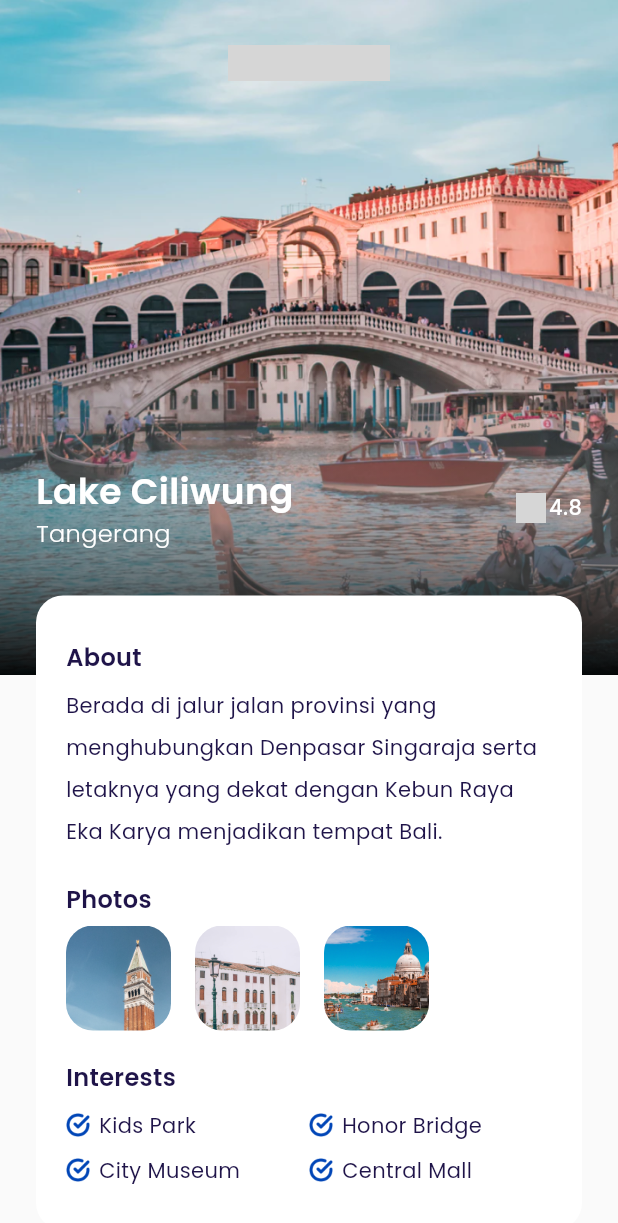
After one commit to taunur/airplane-app, a Flutter app: the MainPage screen opened by its route, after a tap on "4.8", on a phone screen of 412 x 824 dp. The commit adds this screen. Shown: the top 1223 px of the screen. Run offline on Flutter 3.47's test engine with Material 3 defaults, Android fonts, the phone set to English and light mode, and no system bars; our stand-ins replace google_fonts; grey boxes are pictures that could not be loaded.

Commit message:
update details

```diff
--- /dev/null
+++ b/lib/ui/pages/detail_page.dart
@@ -0,0 +1,265 @@
+import 'package:airplane_app/shared/theme.dart';
+import 'package:airplane_app/ui/widgets/custom_button_widget.dart';
+import 'package:airplane_app/ui/widgets/interest_item_widget.dart';
+import 'package:airplane_app/ui/widgets/photo_item_widget.dart';
+import 'package:flutter/material.dart';
+
+class DetailPage extends StatelessWidget {
+  const DetailPage({super.key});
+
+  @override
+  Widget build(BuildContext context) {
+    Widget backgroundImage() {
+      return Container(
+        width: double.infinity,
+        height: 450,
+        decoration: const BoxDecoration(
+          image: DecorationImage(
+            fit: BoxFit.cover,
+            image: AssetImage('assets/img_destination-1.png'),
+          ),
+        ),
+      );
+    }
+
+    Widget customShadow() {
+      return Container(
+        width: double.infinity,
+        height: 214,
+        margin: const EdgeInsets.only(top: 236),
+        decoration: BoxDecoration(
+          gradient: LinearGradient(
+            begin: Alignment.topCenter,
+            end: Alignment.bottomCenter,
+            colors: [
+              kWhiteColor.withOpacity(0),
+              Colors.black.withOpacity(0.95),
+            ],
+          ),
+        ),
+      );
+    }
+
+    Widget content() {
+      return Container(
+        width: double.infinity,
+        margin: EdgeInsets.symmetric(
+          horizontal: defaultMargin,
+        ),
+        child: Column(
+          children: [
+            /// NOTE: EMBLEM
+            Container(
+              width: 108,
+              height: 24,
+              margin: EdgeInsets.only(
+                top: 30,
+                left: defaultMargin,
+                right: defaultMargin,
+              ),
+              decoration: const BoxDecoration(
+                image: DecorationImage(
+                  image: AssetImage('assets/ic_emblem.png'),
+                ),
+              ),
+            ),
+
+            /// NOTE: TITLE
+            Container(
+              margin: const EdgeInsets.only(top: 256),
+              child: Row(
+                children: [
+                  Expanded(
+                    child: Column(
+                      crossAxisAlignment: CrossAxisAlignment.start,
+                      children: [
+                        Text(
+                          "Lake Ciliwung",
+                          style: whiteTextstyle.copyWith(
+                            fontWeight: semiBold,
+                            fontSize: 24,
+                          ),
+                          overflow: TextOverflow.ellipsis,
+                        ),
+                        Text(
+                          "Tangerang",
+                          style: whiteTextstyle.copyWith(
+                            fontWeight: light,
+                            fontSize: 16,
+                          ),
+                        ),
+                      ],
+                    ),
+                  ),
+                  Row(
+                    mainAxisAlignment: MainAxisAlignment.center,
+                    crossAxisAlignment: CrossAxisAlignment.start,
+                    children: [
+                      Container(
+                        margin: const EdgeInsets.only(left: 2, right: 2),
+                        width: 20,
+                        height: 20,
+                        decoration: const BoxDecoration(
+                          image: DecorationImage(
+                            image: AssetImage("assets/ic_star.png"),
+                          ),
+                        ),
+                      ),
+                      Text(
+                        "4.8",
+                        style: whiteTextstyle.copyWith(
+                          fontWeight: medium,
+                        ),
+                      ),
+                    ],
+                  ),
+                ],
+              ),
+            ),
+
+            /// NOTE: DESCRIPTION
+            Container(
+              width: double.infinity,
+              margin: const EdgeInsets.only(top: 30),
+              padding: const EdgeInsets.symmetric(vertical: 30, horizontal: 20),
+              decoration: BoxDecoration(
+                color: kWhiteColor,
+                borderRadius: BorderRadius.circular(18),
+              ),
+              child: Column(
+                crossAxisAlignment: CrossAxisAlignment.start,
+                children: [
+                  /// NOTE: ABOUT
+                  Text(
+                    "About",
+                    style: blackTextStyle.copyWith(
+                      fontSize: 16,
+                      fontWeight: semiBold,
+                    ),
+                  ),
+                  const SizedBox(height: 6),
+                  Text(
+                    "Berada di jalur jalan provinsi yang menghubungkan Denpasar Singaraja serta letaknya yang dekat dengan Kebun Raya Eka Karya menjadikan tempat Bali.",
+                    style: blackTextStyle.copyWith(
+                      height: 2,
+                    ),
+                  ),
+                  const SizedBox(height: 20),
+
+                  /// NOTE: PHOTOS
+                  Text(
+                    "Photos",
+                    style: blackTextStyle.copyWith(
+                      fontSize: 16,
+                      fontWeight: semiBold,
+                    ),
+                  ),
+                  const SizedBox(height: 6),
+                  const Row(
+                    children: [
+                      PhotoItem(
+                        imageURL: 'assets/img_photo-1.png',
+                      ),
+                      PhotoItem(
+                        imageURL: 'assets/img_photo-2.png',
+                      ),
+                      PhotoItem(
+                        imageURL: 'assets/img_photo-3.png',
+                      ),
+                    ],
+                  ),
+                  const SizedBox(height: 20),
+
+                  /// NOTE: INTERESTS
+                  Text(
+                    "Interests",
+                    style: blackTextStyle.copyWith(
+                      fontSize: 16,
+                      fontWeight: semiBold,
+                    ),
+                  ),
+                  const SizedBox(
+                    height: 10,
+                  ),
+                  const Row(
+                    children: [
+                      InterestItem(
+                        text: "Kids Park",
+                      ),
+                      InterestItem(
+                        text: "Honor Bridge",
+                      ),
+                    ],
+                  ),
+                  const SizedBox(
+                    height: 10,
+                  ),
+                  const Row(
+                    children: [
+                      InterestItem(
+                        text: "City Museum",
+                      ),
+                      InterestItem(
+                        text: "Central Mall",
+                      ),
+                    ],
+                  ),
+                ],
+              ),
+            ),
+
+            /// NOTE: PRICE
+            Container(
+              width: double.infinity,
+              margin: const EdgeInsets.symmetric(vertical: 30),
+              child: Row(
+                mainAxisAlignment: MainAxisAlignment.spaceBetween,
+                children: [
+                  Column(
+                    crossAxisAlignment: CrossAxisAlignment.start,
+                    children: [
+                      Text(
+                        "IDR 2.500.000",
+                        style: blackTextStyle.copyWith(
+                          fontWeight: medium,
+                          fontSize: 18,
+                        ),
+                      ),
+                      Text(
+                        "per orang",
+                        style: blackTextStyle.copyWith(
+                          fontWeight: light,
+                          color: kGreyColor,
+                        ),
+                      ),
+                    ],
+                  ),
+
+                  /// NOTE: BOOK BUTTON
+                  CustomButton(
+                    title: "Book Now",
+                    onPressed: () {},
+                    width: 170, // Set a specific width for the button
+                  )
+                ],
+              ),
+            )
+          ],
+        ),
+      );
+    }
+
+    return Scaffold(
+      backgroundColor: kBgColor,
+      body: SingleChildScrollView(
+        child: Stack(
+          children: [
+            backgroundImage(),
+            customShadow(),
+            content(),
+          ],
+        ),
+      ),
+    );
+  }
+}
--- a/lib/ui/pages/home_page.dart
+++ b/lib/ui/pages/home_page.dart
@@ -1,6 +1,6 @@
 import 'package:airplane_app/shared/theme.dart';
-import 'package:airplane_app/ui/widgets/custom_destination_card_widget.dart';
-import 'package:airplane_app/ui/widgets/custom_destination_tile.dart';
+import 'package:airplane_app/ui/widgets/destination_card_widget.dart';
+import 'package:airplane_app/ui/widgets/destination_tile.dart';
 import 'package:flutter/material.dart';
 
 class HomePage extends StatelessWidget {
--- a/lib/ui/widgets/custom_destination_card_widget.dart
+++ /dev/null
@@ -1,106 +0,0 @@
-import 'package:airplane_app/shared/theme.dart';
-import 'package:flutter/material.dart';
-
-class DestinationCard extends StatelessWidget {
-  final String name;
-  final String city;
-  final String imgUrl;
-  final double rating;
-
-  const DestinationCard({
-    super.key,
-    required this.name,
-    required this.city,
-    required this.imgUrl,
-    this.rating = 0,
-  });
-
-  @override
-  Widget build(BuildContext context) {
-    return Container(
-      width: 200,
-      height: 323,
-      margin: EdgeInsets.only(left: defaultMargin),
-      padding: const EdgeInsets.all(10),
-      decoration: BoxDecoration(
-        borderRadius: BorderRadius.circular(defaultRadius),
-        color: kWhiteColor,
-      ),
-      child: Column(
-        crossAxisAlignment: CrossAxisAlignment.start,
-        children: [
-          Container(
-            width: 180,
-            height: 220,
-            margin: const EdgeInsets.only(bottom: 20),
-            decoration: BoxDecoration(
-              borderRadius: BorderRadius.circular(defaultRadius),
-              image: DecorationImage(
-                image: AssetImage(imgUrl),
-              ),
-            ),
-            child: Align(
-              alignment: Alignment.topRight,
-              child: Container(
-                height: 30,
-                width: 55,
-                decoration: BoxDecoration(
-                  borderRadius: BorderRadius.only(
-                    bottomLeft: Radius.circular(defaultRadius),
-                  ),
-                  color: kWhiteColor,
-                ),
-                child: Row(
-                  mainAxisAlignment: MainAxisAlignment.center,
-                  crossAxisAlignment: CrossAxisAlignment.start,
-                  children: [
-                    Container(
-                      margin: const EdgeInsets.only(left: 2, right: 2),
-                      width: 20,
-                      height: 20,
-                      decoration: const BoxDecoration(
-                        image: DecorationImage(
-                          image: AssetImage("assets/ic_star.png"),
-                        ),
-                      ),
-                    ),
-                    Text(
-                      rating.toString(),
-                      style: blackTextStyle.copyWith(
-                        fontWeight: medium,
-                      ),
-                    ),
-                  ],
-                ),
-              ),
-            ),
-          ),
-          Container(
-            margin: const EdgeInsets.only(left: 10),
-            child: Column(
-              crossAxisAlignment: CrossAxisAlignment.start,
-              children: [
-                Text(
-                  name,
-                  style: blackTextStyle.copyWith(
-                    fontWeight: medium,
-                    fontSize: 18,
-                  ),
-                ),
-                const SizedBox(
-                  height: 5,
-                ),
-                Text(
-                  city,
-                  style: greyTextStyle.copyWith(
-                    fontWeight: light,
-                  ),
-                ),
-              ],
-            ),
-          ),
-        ],
-      ),
-    );
-  }
-}
--- a/lib/ui/widgets/custom_destination_tile.dart
+++ /dev/null
@@ -1,87 +0,0 @@
-import 'package:airplane_app/shared/theme.dart';
-import 'package:flutter/material.dart';
-
-class DestinationTile extends StatelessWidget {
-  final String name;
-  final String city;
-  final String imgUrl;
-  final double rating;
-
-  const DestinationTile({
-    super.key,
-    required this.name,
-    required this.city,
-    required this.imgUrl,
-    this.rating = 0.0,
-  });
-
-  @override
-  Widget build(BuildContext context) {
-    return Container(
-      margin: const EdgeInsets.only(top: 16),
-      padding: const EdgeInsets.all(10),
-      decoration: BoxDecoration(
-        color: kWhiteColor,
-        borderRadius: BorderRadius.circular(18),
-      ),
-      child: Row(
-        children: [
-          Container(
-            width: 70,
-            height: 70,
-            margin: const EdgeInsets.only(right: 16),
-            decoration: BoxDecoration(
-              borderRadius: BorderRadius.circular(18),
-              image: DecorationImage(
-                fit: BoxFit.cover,
-                image: AssetImage(imgUrl),
-              ),
-            ),
-          ),
-          Expanded(
-            child: Column(
-              crossAxisAlignment: CrossAxisAlignment.start,
-              children: [
-                Text(
-                  name,
-                  style: blackTextStyle.copyWith(
-                    fontSize: 18,
-                    fontWeight: medium,
-                  ),
-                ),
-                Text(
-                  city,
-                  style: greyTextStyle.copyWith(
-                    fontWeight: light,
-                  ),
-                ),
-              ],
-            ),
-          ),
-          Row(
-            mainAxisAlignment: MainAxisAlignment.center,
-            crossAxisAlignment: CrossAxisAlignment.start,
-            children: [
-              Container(
-                margin: const EdgeInsets.only(left: 2, right: 2),
-                width: 20,
-                height: 20,
-                decoration: const BoxDecoration(
-                  image: DecorationImage(
-                    image: AssetImage("assets/ic_star.png"),
-                  ),
-                ),
-              ),
-              Text(
-                rating.toString(),
-                style: blackTextStyle.copyWith(
-                  fontWeight: medium,
-                ),
-              ),
-            ],
-          ),
-        ],
-      ),
-    );
-  }
-}
--- /dev/null
+++ b/lib/ui/widgets/destination_card_widget.dart
@@ -0,0 +1,117 @@
+import 'package:airplane_app/shared/theme.dart';
+import 'package:airplane_app/ui/pages/detail_page.dart';
+import 'package:flutter/material.dart';
+
+class DestinationCard extends StatelessWidget {
+  final String name;
+  final String city;
+  final String imgUrl;
+  final double rating;
+
+  const DestinationCard({
+    super.key,
+    required this.name,
+    required this.city,
+    required this.imgUrl,
+    this.rating = 0,
+  });
+
+  @override
+  Widget build(BuildContext context) {
+    return GestureDetector(
+      onTap: () {
+        Navigator.push(
+          context,
+          MaterialPageRoute(
+            builder: ((context) => const DetailPage()),
+          ),
+        );
+      },
+      child: Container(
+        width: 200,
+        height: 323,
+        margin: EdgeInsets.only(left: defaultMargin),
+        padding: const EdgeInsets.all(10),
+        decoration: BoxDecoration(
+          borderRadius: BorderRadius.circular(defaultRadius),
+          color: kWhiteColor,
+        ),
+        child: Column(
+          crossAxisAlignment: CrossAxisAlignment.start,
+          children: [
+            Container(
+              width: 180,
+              height: 220,
+              margin: const EdgeInsets.only(bottom: 20),
+              decoration: BoxDecoration(
+                borderRadius: BorderRadius.circular(defaultRadius),
+                image: DecorationImage(
+                  image: AssetImage(imgUrl),
+                ),
+              ),
+              child: Align(
+                alignment: Alignment.topRight,
+                child: Container(
+                  height: 30,
+                  width: 55,
+                  decoration: BoxDecoration(
+                    borderRadius: BorderRadius.only(
+                      bottomLeft: Radius.circular(defaultRadius),
+                    ),
+                    color: kWhiteColor,
+                  ),
+                  child: Row(
+                    mainAxisAlignment: MainAxisAlignment.center,
+                    crossAxisAlignment: CrossAxisAlignment.start,
+                    children: [
+                      Container(
+                        margin: const EdgeInsets.only(left: 2, right: 2),
+                        width: 20,
+                        height: 20,
+                        decoration: const BoxDecoration(
+                          image: DecorationImage(
+                            image: AssetImage("assets/ic_star.png"),
+                          ),
+                        ),
+                      ),
+                      Text(
+                        rating.toString(),
+                        style: blackTextStyle.copyWith(
+                          fontWeight: medium,
+                        ),
+                      ),
+                    ],
+                  ),
+                ),
+              ),
+            ),
+            Container(
+              margin: const EdgeInsets.only(left: 10),
+              child: Column(
+                crossAxisAlignment: CrossAxisAlignment.start,
+                children: [
+                  Text(
+                    name,
+                    style: blackTextStyle.copyWith(
+                      fontWeight: medium,
+                      fontSize: 18,
+                    ),
+                  ),
+                  const SizedBox(
+                    height: 5,
+                  ),
+                  Text(
+                    city,
+                    style: greyTextStyle.copyWith(
+                      fontWeight: light,
+                    ),
+                  ),
+                ],
+              ),
+            ),
+          ],
+        ),
+      ),
+    );
+  }
+}
--- /dev/null
+++ b/lib/ui/widgets/destination_tile.dart
@@ -0,0 +1,98 @@
+import 'package:airplane_app/shared/theme.dart';
+import 'package:airplane_app/ui/pages/detail_page.dart';
+import 'package:flutter/material.dart';
+
+class DestinationTile extends StatelessWidget {
+  final String name;
+  final String city;
+  final String imgUrl;
+  final double rating;
+
+  const DestinationTile({
+    super.key,
+    required this.name,
+    required this.city,
+    required this.imgUrl,
+    this.rating = 0.0,
+  });
+
+  @override
+  Widget build(BuildContext context) {
+    return GestureDetector(
+      onTap: () {
+        Navigator.push(
+          context,
+          MaterialPageRoute(
+            builder: ((context) => const DetailPage()),
+          ),
+        );
+      },
+      child: Container(
+        margin: const EdgeInsets.only(top: 16),
+        padding: const EdgeInsets.all(10),
+        decoration: BoxDecoration(
+          color: kWhiteColor,
+          borderRadius: BorderRadius.circular(18),
+        ),
+        child: Row(
+          children: [
+            Container(
+              width: 70,
+              height: 70,
+              margin: const EdgeInsets.only(right: 16),
+              decoration: BoxDecoration(
+                borderRadius: BorderRadius.circular(18),
+                image: DecorationImage(
+                  fit: BoxFit.cover,
+                  image: AssetImage(imgUrl),
+                ),
+              ),
+            ),
+            Expanded(
+              child: Column(
+                crossAxisAlignment: CrossAxisAlignment.start,
+                children: [
+                  Text(
+                    name,
+                    style: blackTextStyle.copyWith(
+                      fontSize: 18,
+                      fontWeight: medium,
+                    ),
+                  ),
+                  Text(
+                    city,
+                    style: greyTextStyle.copyWith(
+                      fontWeight: light,
+                    ),
+                  ),
+                ],
+              ),
+            ),
+            Row(
+              mainAxisAlignment: MainAxisAlignment.center,
+              crossAxisAlignment: CrossAxisAlignment.start,
+              children: [
+                Container(
+                  margin: const EdgeInsets.only(left: 2, right: 2),
+                  width: 20,
+                  height: 20,
+                  decoration: const BoxDecoration(
+                    image: DecorationImage(
+                      image: AssetImage("assets/ic_star.png"),
+                    ),
+                  ),
+                ),
+                Text(
+                  rating.toString(),
+                  style: blackTextStyle.copyWith(
+                    fontWeight: medium,
+                  ),
+                ),
+              ],
+            ),
+          ],
+        ),
+      ),
+    );
+  }
+}
--- /dev/null
+++ b/lib/ui/widgets/interest_item_widget.dart
@@ -0,0 +1,34 @@
+import 'package:airplane_app/shared/theme.dart';
+import 'package:flutter/material.dart';
+
+class InterestItem extends StatelessWidget {
+  final String text;
+  const InterestItem({super.key, required this.text});
+
+  @override
+  Widget build(BuildContext context) {
+    return Expanded(
+      child: Row(
+        crossAxisAlignment: CrossAxisAlignment.center,
+        children: [
+          Container(
+            width: 16,
+            height: 16,
+            margin: const EdgeInsets.only(right: 6),
+            decoration: const BoxDecoration(
+              image: DecorationImage(
+                image: AssetImage(
+                  "assets/ic_checklist.png",
+                ),
+              ),
+            ),
+          ),
+          Text(
+            text,
+            style: blackTextStyle,
+          ),
+        ],
+      ),
+    );
+  }
+}
--- /dev/null
+++ b/lib/ui/widgets/photo_item_widget.dart
@@ -0,0 +1,24 @@
+import 'package:flutter/material.dart';
+
+class PhotoItem extends StatelessWidget {
+  final String imageURL;
+  const PhotoItem({super.key, required this.imageURL});
+
+  @override
+  Widget build(BuildContext context) {
+    return Container(
+      width: 70,
+      height: 70,
+      margin: const EdgeInsets.only(right: 16),
+      decoration: BoxDecoration(
+        borderRadius: BorderRadius.circular(18),
+        image: DecorationImage(
+          fit: BoxFit.cover,
+          image: AssetImage(
+            imageURL,
+          ),
+        ),
+      ),
+    );
+  }
+}
```
Also changed, not shown: pubspec.lock.
